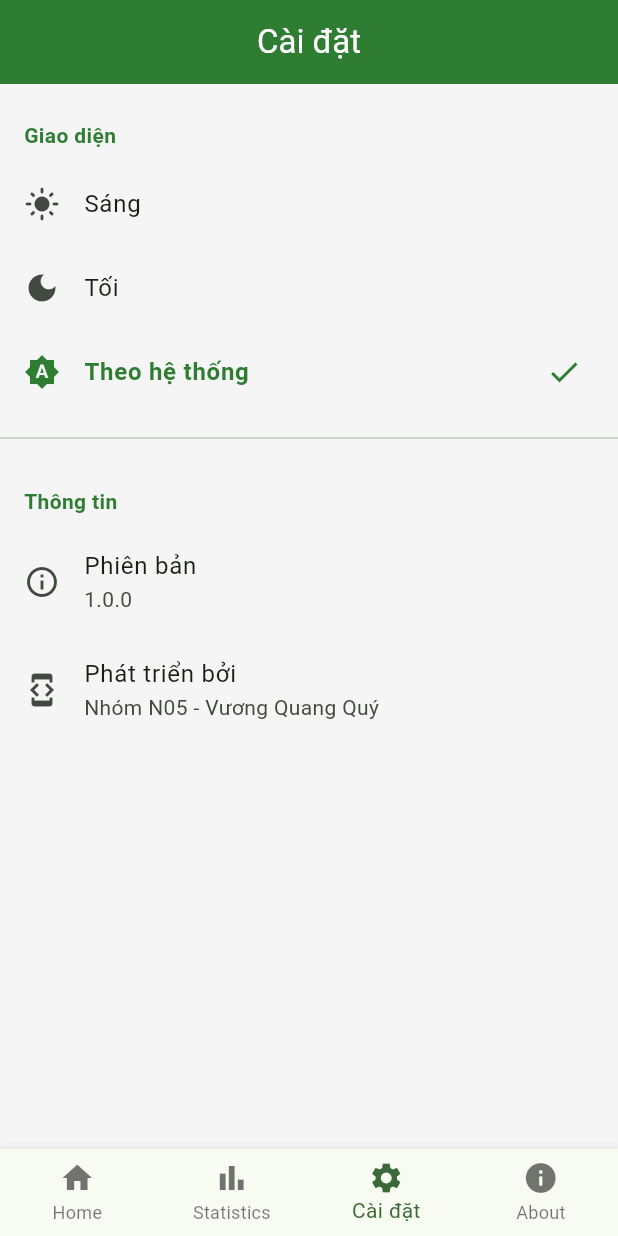
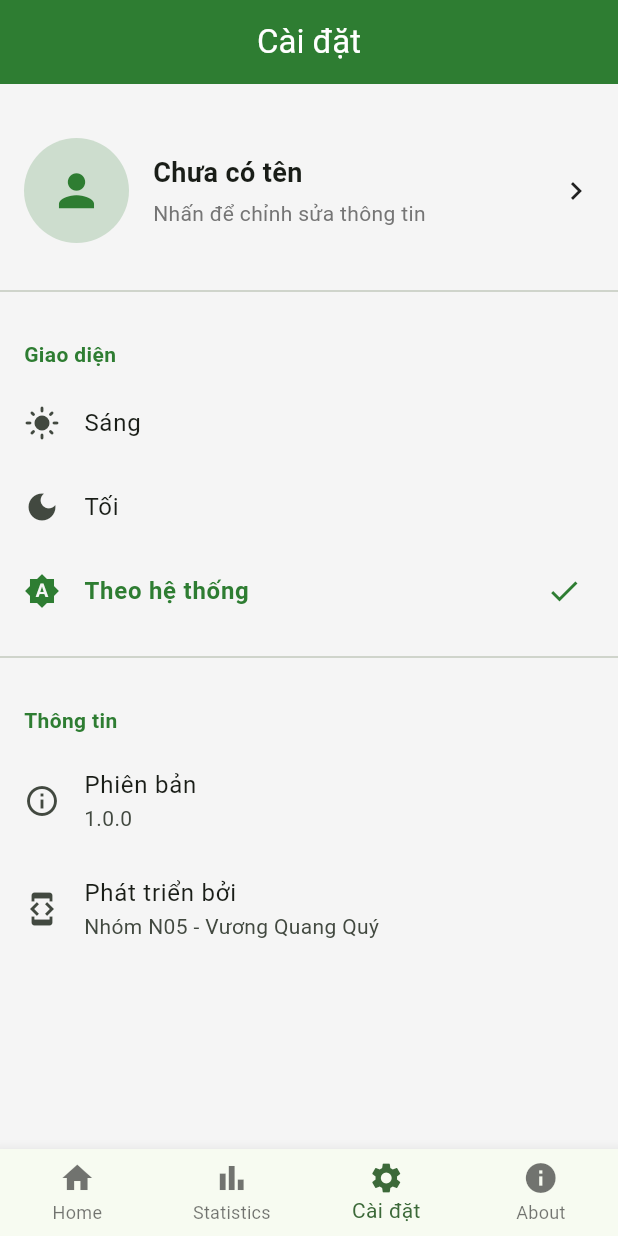
Before and after one commit to akitosuref/-2025_LTTBDD_N05_VuongQuangQuy, a Flutter app: the screen it shows after launch, item 3 of the bottom bar chosen, on a phone screen of 412 x 824 dp. Run offline on Flutter 3.47's test engine with Material 3 defaults, Android fonts, the phone set to English and light mode, and no system bars; our stand-ins replace fl_chart, shared_preferences, sqflite; accounts and stored records are empty.

Commit message:
Add user profile management with edit profile screen

```diff
--- /dev/null
+++ b/lib/models/user_profile.dart
@@ -0,0 +1,45 @@
+class UserProfile {
+  final String name;
+  final String email;
+  final String? phone;
+  final String? avatarPath;
+
+  UserProfile({
+    required this.name,
+    required this.email,
+    this.phone,
+    this.avatarPath,
+  });
+
+  Map<String, dynamic> toJson() {
+    return {
+      'name': name,
+      'email': email,
+      'phone': phone,
+      'avatarPath': avatarPath,
+    };
+  }
+
+  factory UserProfile.fromJson(Map<String, dynamic> json) {
+    return UserProfile(
+      name: json['name'] ?? '',
+      email: json['email'] ?? '',
+      phone: json['phone'],
+      avatarPath: json['avatarPath'],
+    );
+  }
+
+  UserProfile copyWith({
+    String? name,
+    String? email,
+    String? phone,
+    String? avatarPath,
+  }) {
+    return UserProfile(
+      name: name ?? this.name,
+      email: email ?? this.email,
+      phone: phone ?? this.phone,
+      avatarPath: avatarPath ?? this.avatarPath,
+    );
+  }
+}
--- a/lib/screens/settings_screen.dart
+++ b/lib/screens/settings_screen.dart
@@ -1,7 +1,10 @@
+import 'dart:convert';
 import 'package:flutter/material.dart';
 import 'package:shared_preferences/shared_preferences.dart';
+import '../models/user_profile.dart';
 import '../utils/app_theme.dart';
 import '../l10n/app_localizations.dart';
+import 'edit_profile_screen.dart';
 
 class SettingsScreen extends StatefulWidget {
   final Function(ThemeMode) onThemeChanged;
@@ -15,11 +18,17 @@ class SettingsScreen extends StatefulWidget {
 class _SettingsScreenState extends State<SettingsScreen> {
   ThemeMode _currentThemeMode = ThemeMode.system;
   bool _isLoading = true;
+  UserProfile? _userProfile;
 
   @override
   void initState() {
     super.initState();
-    _loadThemePreference();
+    _loadData();
+  }
+
+  Future<void> _loadData() async {
+    await _loadThemePreference();
+    await _loadUserProfile();
   }
 
   Future<void> _loadThemePreference() async {
@@ -27,6 +36,17 @@ class _SettingsScreenState extends State<SettingsScreen> {
     final themeIndex = prefs.getInt('theme_mode') ?? 0;
     setState(() {
       _currentThemeMode = ThemeMode.values[themeIndex];
+    });
+  }
+
+  Future<void> _loadUserProfile() async {
+    final prefs = await SharedPreferences.getInstance();
+    final profileJson = prefs.getString('user_profile');
+
+    setState(() {
+      if (profileJson != null) {
+        _userProfile = UserProfile.fromJson(json.decode(profileJson));
+      }
       _isLoading = false;
     });
   }
@@ -42,8 +62,6 @@ class _SettingsScreenState extends State<SettingsScreen> {
 
   @override
   Widget build(BuildContext context) {
-    final l10n = AppLocalizations.of(context)!;
-
     if (_isLoading) {
       return const Scaffold(
         body: Center(child: CircularProgressIndicator()),
@@ -56,7 +74,9 @@ class _SettingsScreenState extends State<SettingsScreen> {
       ),
       body: ListView(
         children: [
-          const SizedBox(height: 8),
+          const SizedBox(height: 20),
+          _buildUserProfile(),
+          const Divider(height: 32),
           _buildSection('Giao diện'),
           _buildThemeOption(
             'Sáng',
@@ -86,6 +106,60 @@ class _SettingsScreenState extends State<SettingsScreen> {
             subtitle: const Text('Nhóm N05 - Vương Quang Quý'),
           ),
         ],
+      ),
+    );
+  }
+
+  Widget _buildUserProfile() {
+    return InkWell(
+      onTap: () async {
+        final result = await Navigator.push(
+          context,
+          MaterialPageRoute(builder: (context) => const EditProfileScreen()),
+        );
+        if (result == true) {
+          _loadUserProfile();
+        }
+      },
+      child: Padding(
+        padding: const EdgeInsets.all(16),
+        child: Row(
+          children: [
+            CircleAvatar(
+              radius: 35,
+              backgroundColor: AppTheme.primaryColor.withOpacity(0.2),
+              child: Icon(
+                Icons.person,
+                size: 35,
+                color: AppTheme.primaryColor,
+              ),
+            ),
+            const SizedBox(width: 16),
+            Expanded(
+              child: Column(
+                crossAxisAlignment: CrossAxisAlignment.start,
+                children: [
+                  Text(
+                    _userProfile?.name ?? 'Chưa có tên',
+                    style: const TextStyle(
+                      fontSize: 18,
+                      fontWeight: FontWeight.bold,
+                    ),
+                  ),
+                  const SizedBox(height: 4),
+                  Text(
+                    _userProfile?.email ?? 'Nhấn để chỉnh sửa thông tin',
+                    style: TextStyle(
+                      fontSize: 14,
+                      color: Colors.grey[600],
+                    ),
+                  ),
+                ],
+              ),
+            ),
+            const Icon(Icons.chevron_right),
+          ],
+        ),
       ),
     );
   }
```
Also changed, not shown: lib/screens/edit_profile_screen.dart (added, +203 -0 lines).
